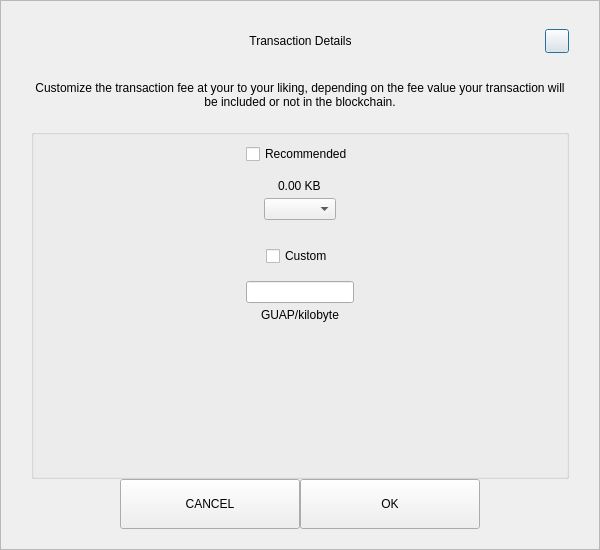
Qt form src/qt/guapcoin/forms/sendcustomfeedialog.ui (guapcrypto/Guapcoin) before a commit.
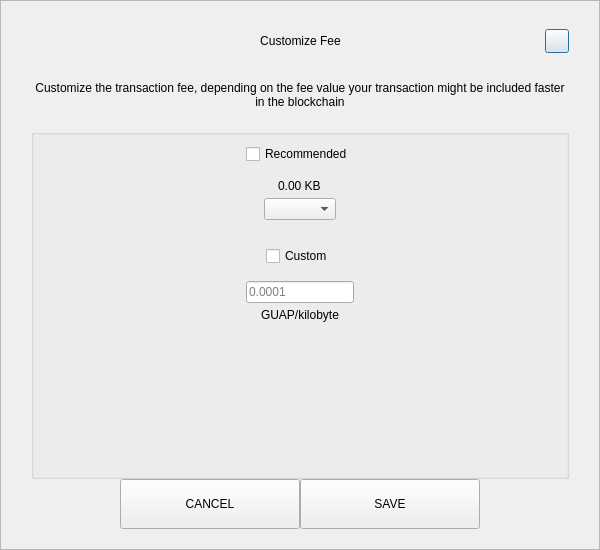
The same form after that commit.

The edit to the form file:
```diff
--- a/src/qt/guapcoin/forms/sendcustomfeedialog.ui
+++ b/src/qt/guapcoin/forms/sendcustomfeedialog.ui
@@ -92,7 +92,7 @@
            <string notr="true">padding-left:24px;</string>
           </property>
           <property name="text">
-           <string>Transaction Details</string>
+           <string>Customize Fee</string>
           </property>
           <property name="alignment">
            <set>Qt::AlignCenter</set>
@@ -155,7 +155,7 @@
       <item>
        <widget class="QLabel" name="labelMessage">
         <property name="text">
-         <string>Customize the transaction fee at your to your liking, depending on the fee value your transaction will be included or not in the blockchain.</string>
+         <string>Customize the transaction fee, depending on the fee value your transaction might be included faster in the blockchain</string>
         </property>
         <property name="alignment">
          <set>Qt::AlignCenter</set>
@@ -278,7 +278,11 @@
             </spacer>
            </item>
            <item alignment="Qt::AlignHCenter">
-            <widget class="QLineEdit" name="lineEditCustomFee"/>
+            <widget class="QLineEdit" name="lineEditCustomFee">
+             <property name="placeholderText">
+              <string notr="true">0.0001</string>
+             </property>
+            </widget>
            </item>
            <item alignment="Qt::AlignHCenter">
             <widget class="QLabel" name="labelCustomFee">
@@ -348,7 +352,7 @@
            <enum>Qt::NoFocus</enum>
           </property>
           <property name="text">
-           <string>OK</string>
+           <string>SAVE</string>
           </property>
          </widget>
         </item>
```
